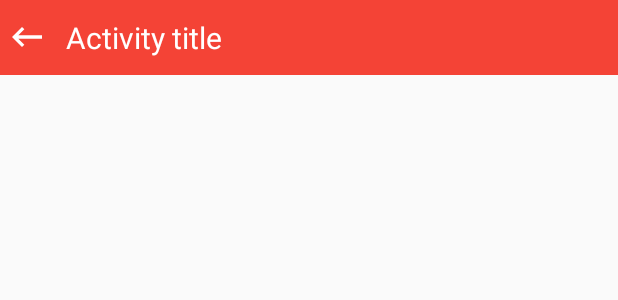
After one commit to Progern/Recipie, an Android app: the layout custom_action_bar.xml on its own in the app's theme, with its tools: preview values and no code run, on a phone screen of 412 x 824 dp. The commit adds this screen. Shown: the top 300 px of the screen. Run offline under Robolectric (Android 15) with nearby library versions, the phone set to English and light mode, and no system bars.

Commit message:
Added custom action bar
[ADD]:
- Custom action bar
- Animations
[CHANGE]:
- Bug fixes
- Drawables

```diff
--- a/app/src/main/java/com/olegmisko/recipie/Activities/MainActivity.kt
+++ b/app/src/main/java/com/olegmisko/recipie/Activities/MainActivity.kt
@@ -60,4 +60,8 @@ class MainActivity : AppCompatActivity() {
         activity_main.logout_text.typeface = typeface
     }
 
+    override fun onBackPressed() {
+        // Do nothing
+    }
+
 }
--- a/app/src/main/res/drawable-v21/ripple.xml
+++ b/app/src/main/res/drawable-v21/ripple.xml
@@ -1,7 +1,7 @@
 <ripple xmlns:android="http://schemas.android.com/apk/res/android"
   android:color="?android:colorControlHighlight">
   <item android:id="@android:id/mask">
-    <shape android:shape="oval">
+    <shape>
       <solid android:color="#000000" />
     </shape>
   </item>
--- a/app/src/main/res/drawable/ic_external_link.xml
+++ b/app/src/main/res/drawable/ic_external_link.xml
@@ -1,5 +1,5 @@
-<vector android:height="64dp" android:viewportHeight="16.0"
-    android:viewportWidth="16.0" android:width="64dp" xmlns:android="http://schemas.android.com/apk/res/android">
+<vector android:height="48dp" android:viewportHeight="16.0"
+    android:viewportWidth="16.0" android:width="48dp" xmlns:android="http://schemas.android.com/apk/res/android">
     <path android:fillColor="#FFFFFF" android:pathData="M14,16v-11l-1,1v9h-12v-12h9l1,-1h-11v14z"/>
     <path android:fillColor="#FFFFFF" android:pathData="M16,0h-5l1.8,1.8 -6.8,6.8 1.4,1.4 6.8,-6.8 1.8,1.8z"/>
 </vector>
--- /dev/null
+++ b/app/src/main/res/drawable/ic_go_back_arrow.xml
@@ -0,0 +1,4 @@
+<vector android:height="24dp" android:viewportHeight="459.0"
+    android:viewportWidth="459.0" android:width="24dp" xmlns:android="http://schemas.android.com/apk/res/android">
+    <path android:fillColor="#FFFFFF" android:pathData="M459,204l-362.1,0l91.8,-91.8l-35.7,-35.7l-153,153l153,153l35.7,-35.7l-91.8,-91.8l362.1,0z"/>
+</vector>
--- /dev/null
+++ b/app/src/main/res/drawable/ic_info.xml
@@ -0,0 +1,6 @@
+<vector android:height="24dp" android:viewportHeight="65.0"
+    android:viewportWidth="65.0" android:width="24dp" xmlns:android="http://schemas.android.com/apk/res/android">
+    <path android:fillColor="#FFFFFF" android:pathData="M32.5,0C14.58,0 0,14.58 0,32.5S14.58,65 32.5,65S65,50.42 65,32.5S50.42,0 32.5,0zM32.5,61C16.78,61 4,48.22 4,32.5S16.78,4 32.5,4S61,16.78 61,32.5S48.22,61 32.5,61z"/>
+    <path android:fillColor="#FFFFFF" android:pathData="M33.02,19.54m-3.35,0a3.35,3.35 0,1 1,6.69 0a3.35,3.35 0,1 1,-6.69 0"/>
+    <path android:fillColor="#FFFFFF" android:pathData="M32.14,28.34c-1.1,0 -2,0.9 -2,2v17c0,1.1 0.9,2 2,2s2,-0.9 2,-2v-17C34.14,29.24 33.24,28.34 32.14,28.34z"/>
+</vector>
--- /dev/null
+++ b/app/src/main/res/layout/custom_action_bar.xml
@@ -0,0 +1,29 @@
+<?xml version="1.0" encoding="utf-8"?>
+<RelativeLayout xmlns:android="http://schemas.android.com/apk/res/android"
+  android:layout_width="match_parent"
+  android:layout_height="50dp"
+  android:background="@color/colorPrimary"
+  android:id="@+id/custom_action_bar">
+
+  <ImageView
+    android:id="@+id/go_back_button"
+    android:layout_width="20dp"
+    android:layout_height="20dp"
+    android:layout_marginLeft="8dp"
+    android:src="@drawable/ic_go_back_arrow"
+    android:layout_centerVertical="true"/>
+
+  <TextView
+    android:id="@+id/title_text"
+    android:textStyle="bold"
+    android:layout_width="wrap_content"
+    android:layout_height="wrap_content"
+    android:text="Activity title"
+    android:textSize="20sp"
+    android:textColor="#fff"
+    android:paddingLeft="44dp"
+    android:layout_centerVertical="true"
+    android:fontFamily="sans-serif-thin" />
+
+
+</RelativeLayout>
--- a/app/src/main/res/layout/recipe_item_layout.xml
+++ b/app/src/main/res/layout/recipe_item_layout.xml
@@ -87,6 +87,7 @@
         android:id="@+id/expand"
         android:padding="@dimen/icon_padding"
         android:src="@drawable/ic_expand"
+        android:background="@drawable/ripple"
         android:layout_weight="1"/>
 
 
```
Also changed, not shown: app/src/main/java/com/olegmisko/recipie/Activities/SearchRecipesActivity.kt (+41 -6 lines), app/src/main/java/com/olegmisko/recipie/Views/RecipeAdapter.kt (+7 -9 lines), app/src/main/res/drawable/caesar.jpg (deleted).
